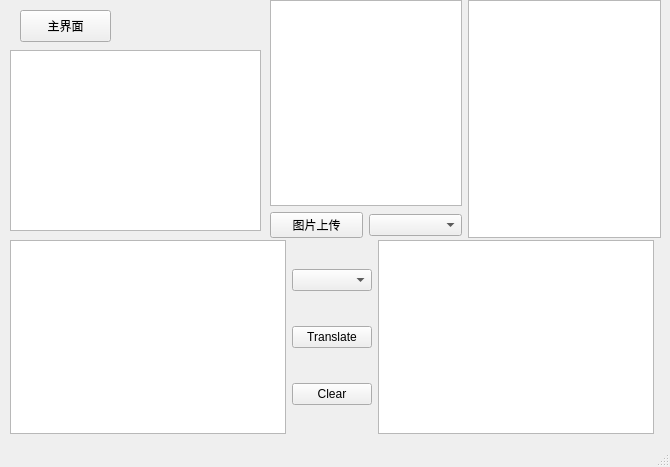
Before: the Qt Designer form allUI/Translate.ui in KJC1999/momofish, drawn with Qt 5.
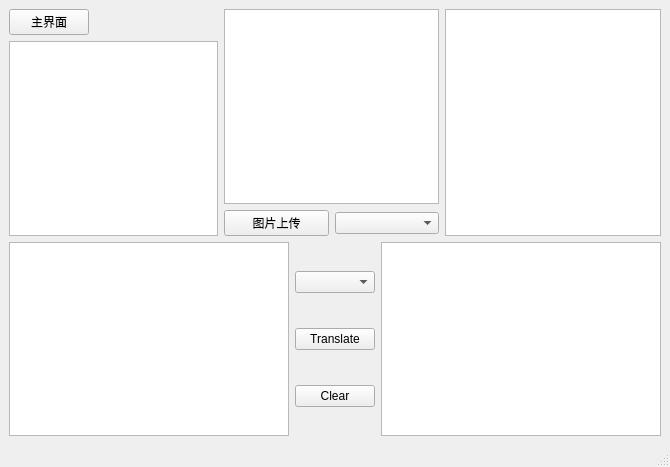
After: the same form once the commit is applied.

```diff
--- a/allUI/Translate.ui
+++ b/allUI/Translate.ui
@@ -16,51 +16,76 @@
     <height>467</height>
    </size>
   </property>
-  <property name="maximumSize">
-   <size>
-    <width>670</width>
-    <height>467</height>
-   </size>
-  </property>
   <property name="windowTitle">
    <string>momofish-Translate</string>
   </property>
   <widget class="QWidget" name="centralwidget">
+   <layout class="QGridLayout" name="gridLayout">
+    <item row="0" column="0">
    <widget class="QPushButton" name="main_Button">
-    <property name="geometry">
-     <rect>
-      <x>20</x>
-      <y>10</y>
-      <width>91</width>
-      <height>32</height>
-     </rect>
-    </property>
     <property name="text">
      <string>主界面</string>
     </property>
    </widget>
+    </item>
+    <item row="0" column="1">
+     <widget class="QLabel" name="label">
+      <property name="text">
+       <string>                 </string>
+      </property>
+     </widget>
+    </item>
+    <item row="0" column="2">
+     <widget class="QLabel" name="label_2">
+      <property name="text">
+       <string>                  </string>
+      </property>
+     </widget>
+    </item>
+    <item row="0" column="3" rowspan="2">
+     <layout class="QHBoxLayout" name="horizontalLayout_3">
+      <item>
+       <layout class="QVBoxLayout" name="verticalLayout_2">
+        <item>
+         <widget class="QTextEdit" name="textEdit_2">
+          <property name="readOnly">
+           <bool>false</bool>
+          </property>
+         </widget>
+        </item>
+        <item>
+         <layout class="QHBoxLayout" name="horizontalLayout_2">
+          <item>
+           <widget class="QPushButton" name="file_Button">
+            <property name="text">
+             <string>图片上传</string>
+            </property>
+           </widget>
+          </item>
+          <item>
+           <widget class="QComboBox" name="comboBox_ocr"/>
+          </item>
+         </layout>
+        </item>
+       </layout>
+      </item>
+      <item>
+       <widget class="QTextEdit" name="ocr_textEdit">
+        <property name="readOnly">
+         <bool>true</bool>
+        </property>
+       </widget>
+      </item>
+     </layout>
+    </item>
+    <item row="1" column="0" colspan="3">
    <widget class="QTextEdit" name="tips_textEdit">
-    <property name="geometry">
-     <rect>
-      <x>10</x>
-      <y>50</y>
-      <width>251</width>
-      <height>181</height>
-     </rect>
-    </property>
     <property name="readOnly">
      <bool>true</bool>
     </property>
    </widget>
-   <widget class="QWidget" name="layoutWidget">
-    <property name="geometry">
-     <rect>
-      <x>10</x>
-      <y>240</y>
-      <width>644</width>
-      <height>194</height>
-     </rect>
-    </property>
+    </item>
+    <item row="2" column="0" colspan="4">
     <layout class="QHBoxLayout" name="horizontalLayout">
      <item>
       <widget class="QPlainTextEdit" name="plainTextEdit"/>
@@ -94,51 +119,8 @@
       </widget>
      </item>
     </layout>
-   </widget>
-   <widget class="QWidget" name="">
-    <property name="geometry">
-     <rect>
-      <x>270</x>
-      <y>0</y>
-      <width>391</width>
-      <height>238</height>
-     </rect>
-    </property>
-    <layout class="QHBoxLayout" name="horizontalLayout_3">
-     <item>
-      <layout class="QVBoxLayout" name="verticalLayout_2">
-       <item>
-        <widget class="QTextEdit" name="textEdit_2">
-         <property name="readOnly">
-          <bool>false</bool>
-         </property>
-        </widget>
-       </item>
-       <item>
-        <layout class="QHBoxLayout" name="horizontalLayout_2">
-         <item>
-          <widget class="QPushButton" name="file_Button">
-           <property name="text">
-            <string>图片上传</string>
-           </property>
-          </widget>
-         </item>
-         <item>
-          <widget class="QComboBox" name="comboBox_ocr"/>
-         </item>
-        </layout>
-       </item>
-      </layout>
-     </item>
-     <item>
-      <widget class="QTextEdit" name="ocr_textEdit">
-       <property name="readOnly">
-        <bool>true</bool>
-       </property>
-      </widget>
-     </item>
-    </layout>
-   </widget>
+    </item>
+   </layout>
   </widget>
   <widget class="QStatusBar" name="statusbar"/>
  </widget>
```
Lines whose indentation alone changed are shown as unchanged.
